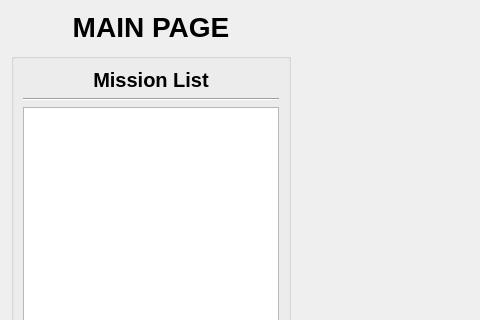
This is UI/Preflight1/pre1_design.ui in cmpe-DroneLab/GeoFly3D as Qt 5 draws it before an edit; both pictures show x 0 to 480 and y 0 to 320 of the 1024 by 768 pixel window. The edited form follows.
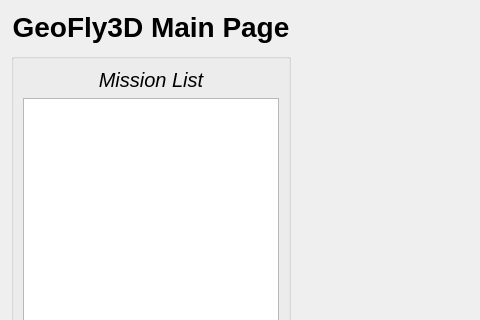
This is the edited form.

Diff of the .ui file:
```diff
--- a/UI/Preflight1/pre1_design.ui
+++ b/UI/Preflight1/pre1_design.ui
@@ -28,7 +28,7 @@
         </font>
        </property>
        <property name="text">
-        <string>MAIN PAGE</string>
+        <string>GeoFly3D Main Page</string>
        </property>
        <property name="textFormat">
         <enum>Qt::AutoText</enum>
@@ -36,9 +36,6 @@
        <property name="alignment">
         <set>Qt::AlignCenter</set>
        </property>
-       <property name="margin">
-        <number>10</number>
-       </property>
       </widget>
      </item>
      <item>
@@ -52,7 +49,7 @@
           <property name="font">
            <font>
             <pointsize>15</pointsize>
-            <bold>true</bold>
+            <italic>true</italic>
            </font>
           </property>
           <property name="text">
@@ -63,13 +60,6 @@
           </property>
          </widget>
         </item>
-        <item>
-         <widget class="Line" name="line">
-          <property name="orientation">
-           <enum>Qt::Horizontal</enum>
-          </property>
-         </widget>
-        </item>
         <item>
          <widget class="QListWidget" name="listWidget"/>
         </item>
```
